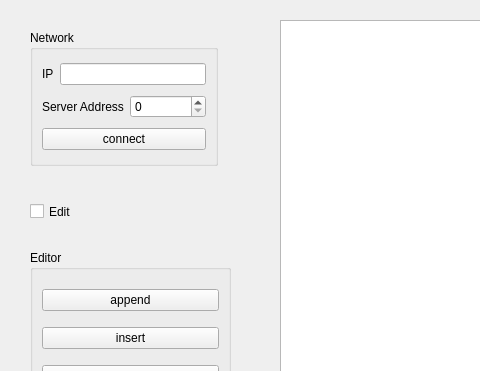
The window that ui/mainwindow.ui (XiaoYangsCode/NetAssist) describes before a commit, drawn with Qt 5; both pictures show x 0 to 480 and y 0 to 371 of the 986 by 676 pixel window.
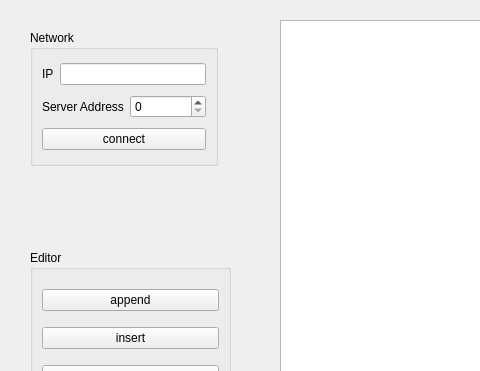
The same window after the commit.

The edit to the form file:
```diff
--- a/ui/mainwindow.ui
+++ b/ui/mainwindow.ui
@@ -164,19 +164,6 @@
      </item>
     </layout>
    </widget>
-   <widget class="QCheckBox" name="editCheckBox">
-    <property name="geometry">
-     <rect>
-      <x>30</x>
-      <y>200</y>
-      <width>92</width>
-      <height>23</height>
-     </rect>
-    </property>
-    <property name="text">
-     <string>Edit</string>
-    </property>
-   </widget>
   </widget>
   <widget class="QMenuBar" name="menubar">
    <property name="geometry">
```
